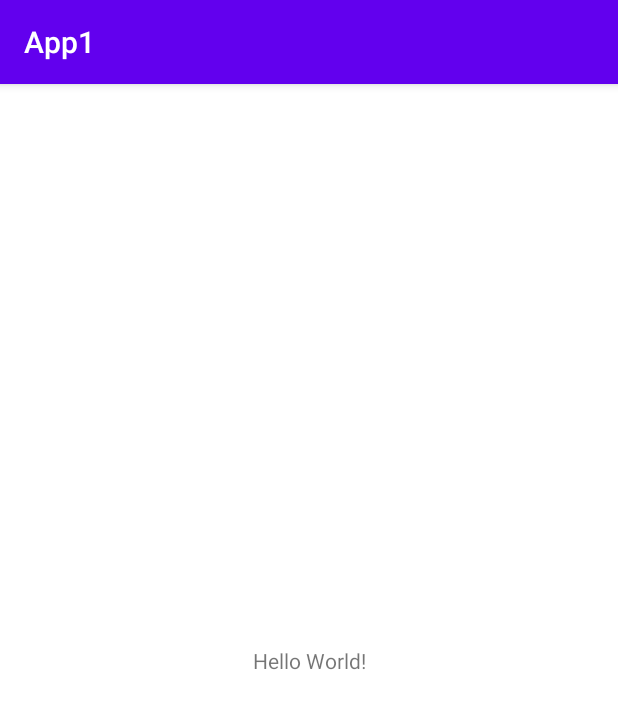
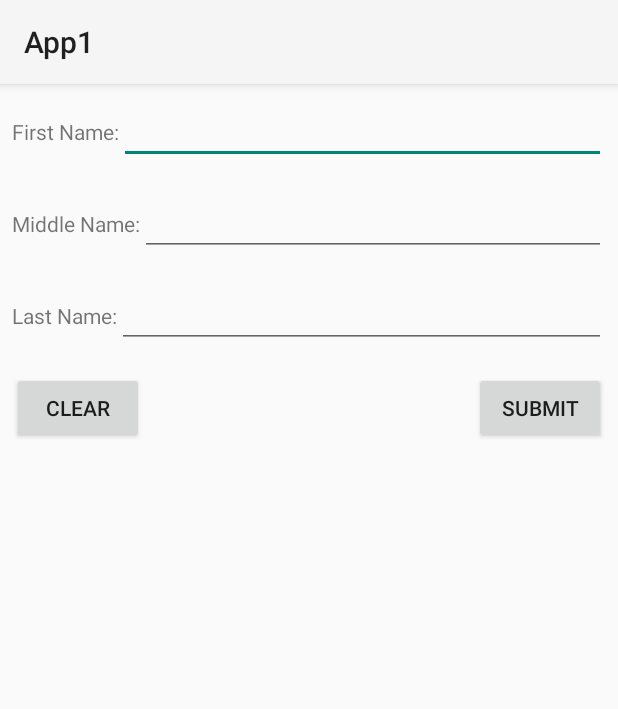
Before and after one commit to NMontella438/CS4530, an Android app: the screen it shows after launch (MainActivity), on a phone screen of 412 x 824 dp. Shown: the top 709 px of the screen. Run offline under Robolectric (Android 15) with nearby library versions, the phone set to English and light mode, and no system bars.

Commit message:
Added layouts for the edit texts to input the names, created a clear and submit button

```diff
--- a/app/src/main/AndroidManifest.xml
+++ b/app/src/main/AndroidManifest.xml
@@ -9,7 +9,7 @@
         android:icon="@mipmap/ic_launcher"
         android:label="@string/app_name"
         android:supportsRtl="true"
-        android:theme="@style/Theme.App1"
+        android:theme="@style/Theme.Design.Light"
         tools:targetApi="31">
         <activity
             android:name=".MainActivity"
--- a/app/src/main/java/com/nmontella/app1/MainActivity.kt
+++ b/app/src/main/java/com/nmontella/app1/MainActivity.kt
@@ -2,10 +2,56 @@ package com.nmontella.app1
 
 import androidx.appcompat.app.AppCompatActivity
 import android.os.Bundle
+import android.text.Editable
+import android.view.View
+import android.widget.Button
+import android.widget.EditText
+import android.widget.TextView
 
-class MainActivity : AppCompatActivity() {
+class MainActivity : AppCompatActivity(), View.OnClickListener {
+    //Data Variables
+    private var fullName: String? = null
+    private var firstName: String? = null
+    private var midName: String? = null
+    private var lastName: String? = null
+
+    //UI Variables
+    private var buttonSubmit: Button? = null
+    private var buttonClear: Button? = null
+    private var etFirstName: EditText? = null
+    private var etMidName: EditText? = null
+    private var etLastName: EditText? = null
+    private var tvDisplay: TextView? = null
     override fun onCreate(savedInstanceState: Bundle?) {
         super.onCreate(savedInstanceState)
         setContentView(R.layout.activity_main)
+
+        tvDisplay = findViewById(R.id.tv_display)
+        etFirstName = findViewById(R.id.et_firstName)
+        etMidName = findViewById(R.id.et_middleName)
+        etLastName = findViewById(R.id.et_lastName)
+
+        buttonSubmit = findViewById(R.id.button_submit)
+        buttonSubmit!!.setOnClickListener(this)
+        buttonClear = findViewById(R.id.button_clear)
+        buttonClear!!.setOnClickListener(this)
+
+    }
+
+    override fun onClick(view: View) {
+        when(view.id){
+            R.id.button_clear -> {
+                etFirstName!!.setText("")
+                etMidName!!.setText("")
+                etLastName!!.setText("")
+            }
+            R.id.button_submit -> {
+                firstName = etFirstName!!.text.toString()
+                midName = etMidName!!.text.toString()
+                lastName = etLastName!!.text.toString()
+                fullName = firstName.plus(" ").plus(midName).plus(" ").plus(lastName)
+                tvDisplay!!.text = fullName
+            }
+        }
     }
 }
--- a/app/src/main/res/layout/activity_main.xml
+++ b/app/src/main/res/layout/activity_main.xml
@@ -1,18 +1,102 @@
 <?xml version="1.0" encoding="utf-8"?>
-<androidx.constraintlayout.widget.ConstraintLayout xmlns:android="http://schemas.android.com/apk/res/android"
+<RelativeLayout xmlns:android="http://schemas.android.com/apk/res/android"
     xmlns:app="http://schemas.android.com/apk/res-auto"
     xmlns:tools="http://schemas.android.com/tools"
     android:layout_width="match_parent"
     android:layout_height="match_parent"
     tools:context=".MainActivity">
 
-    <TextView
+    <LinearLayout
+        android:id="@+id/fNameLayout"
+        android:layout_width="match_parent"
+        android:layout_height="wrap_content"
+        android:layout_alignParentLeft="true"
+        android:padding="8dp"
+        >
+        <TextView
+            android:layout_width="wrap_content"
+            android:layout_height="wrap_content"
+            android:text="@string/first_name"/>
+        <EditText
+            android:id="@+id/et_firstName"
+            android:layout_width="0dp"
+            android:layout_height="wrap_content"
+            android:layout_weight="2"
+            />
+    </LinearLayout>
+    <LinearLayout
+        android:id="@+id/mNameLayout"
+        android:layout_width="match_parent"
+        android:layout_height="wrap_content"
+        android:layout_alignParentLeft="true"
+        android:layout_below="@id/fNameLayout"
+        android:padding="8dp"
+        >
+        <TextView
+            android:layout_width="wrap_content"
+            android:layout_height="wrap_content"
+            android:text="@string/middle_name"/>
+        <EditText
+            android:id="@+id/et_middleName"
+            android:layout_width="0dp"
+            android:layout_height="wrap_content"
+            android:layout_weight="2"
+            />
+    </LinearLayout>
+    <LinearLayout
+        android:id="@+id/lNameLayout"
+        android:layout_width="match_parent"
+        android:layout_height="wrap_content"
+        android:layout_alignParentLeft="true"
+        android:layout_below="@id/mNameLayout"
+        android:padding="8dp"
+        >
+        <TextView
+            android:layout_width="wrap_content"
+            android:layout_height="wrap_content"
+            android:text="@string/last_name"/>
+        <EditText
+            android:id="@+id/et_lastName"
+            android:layout_width="0dp"
+            android:layout_height="wrap_content"
+            android:layout_weight="2"
+            />
+    </LinearLayout>
+    <LinearLayout
+        android:id="@+id/button_layout"
+        android:layout_width="match_parent"
+        android:layout_height="wrap_content"
+        android:layout_alignParentLeft="true"
+        android:layout_below="@id/lNameLayout"
+        android:layout_margin="8dp"
+        >
+        <Button
+            android:id="@+id/button_clear"
+            android:layout_width="wrap_content"
+            android:layout_height="wrap_content"
+            android:text="@string/clear"
+            />
+        <Space
+            android:layout_width="0dp"
+            android:layout_height="0dp"
+            android:layout_weight="1"
+            />
+        <Button
+            android:id="@+id/button_submit"
+            android:layout_width="wrap_content"
+            android:layout_height="wrap_content"
+            android:text="@string/submit"/>
+    </LinearLayout>
+    <LinearLayout
         android:layout_width="wrap_content"
         android:layout_height="wrap_content"
-        android:text="Hello World!"
-        app:layout_constraintBottom_toBottomOf="parent"
-        app:layout_constraintEnd_toEndOf="parent"
-        app:layout_constraintStart_toStartOf="parent"
-        app:layout_constraintTop_toTopOf="parent" />
-
-</androidx.constraintlayout.widget.ConstraintLayout>
+        android:layout_alignParentLeft="true"
+        android:layout_below="@id/button_layout"
+        android:layout_marginTop="16dp"
+        >
+        <TextView
+            android:layout_width="wrap_content"
+            android:layout_height="wrap_content"
+            android:id="@+id/tv_display"/>
+    </LinearLayout>
+</RelativeLayout>
--- a/app/src/main/res/values/strings.xml
+++ b/app/src/main/res/values/strings.xml
@@ -1,3 +1,8 @@
 <resources>
     <string name="app_name">App1</string>
+    <string name="submit">Submit</string>
+    <string name="clear">Clear</string>
+    <string name="last_name">Last Name:</string>
+    <string name="middle_name">Middle Name:</string>
+    <string name="first_name">First Name:</string>
 </resources>
```
